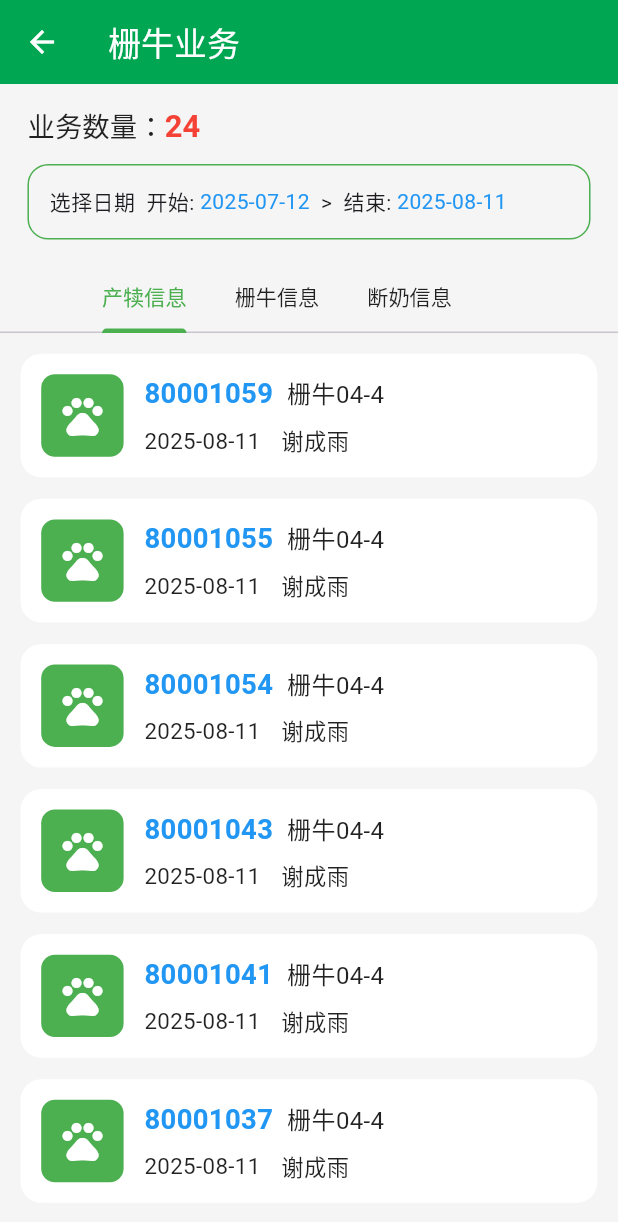
After one commit to JxJPu9bD/digital_ranch_app, a Flutter app: the CalfBusinessView screen opened by its route, on a phone screen of 412 x 824 dp. The commit adds this screen. Shown: the top 1222 px of the screen. Run offline on Flutter 3.47's test engine with Material 3 defaults, Android fonts, the phone set to English and light mode, and no system bars; our stand-ins replace flutter_screenutil, get, image_picker, webview_flutter.

Commit message:
feat(首页): 犊牛业务

```diff
--- /dev/null
+++ b/lib/app/modules/home/sub_pages/business/calf_business/calf_business_binding.dart
@@ -0,0 +1,9 @@
+import 'package:get/get.dart';
+import 'calf_business_controller.dart';
+
+class CalfBusinessBinding extends Bindings {
+  @override
+  void dependencies() {
+    Get.lazyPut<CalfBusinessController>(() => CalfBusinessController());
+  }
+}
--- /dev/null
+++ b/lib/app/modules/home/sub_pages/business/calf_business/calf_business_controller.dart
@@ -0,0 +1,82 @@
+import 'package:flutter/material.dart';
+import 'package:get/get.dart';
+
+class CalfBusinessController extends GetxController with GetSingleTickerProviderStateMixin {
+  late TabController tabController;
+
+  final totalCount = 0.obs;
+  final startDate = DateTime.now().subtract(const Duration(days: 30)).obs;
+  final endDate = DateTime.now().obs;
+  final isLoading = false.obs;
+
+  // 三个Tab的数据
+  final calvingInfoList = <Map<String, String>>[].obs; // 产犊信息
+  final calfInfoList = <Map<String, String>>[].obs; // 犊牛信息
+  final weaningInfoList = <Map<String, String>>[].obs; // 断奶信息
+
+  @override
+  void onInit() {
+    super.onInit();
+    tabController = TabController(length: 3, vsync: this);
+    loadAll();
+  }
+
+  @override
+  void onClose() {
+    tabController.dispose();
+    super.onClose();
+  }
+
+  Future<void> pickStartDate(BuildContext context) async {
+    final picked = await showDatePicker(
+      context: context,
+      initialDate: startDate.value,
+      firstDate: DateTime(2000),
+      lastDate: DateTime(2100),
+    );
+    if (picked != null) {
+      startDate.value = picked;
+      await loadAll();
+    }
+  }
+
+  Future<void> pickEndDate(BuildContext context) async {
+    final picked = await showDatePicker(
+      context: context,
+      initialDate: endDate.value,
+      firstDate: DateTime(2000),
+      lastDate: DateTime(2100),
+    );
+    if (picked != null) {
+      endDate.value = picked;
+      await loadAll();
+    }
+  }
+
+  String formatDate(DateTime d) =>
+      "${d.year.toString().padLeft(4, '0')}-${d.month.toString().padLeft(2, '0')}-${d.day.toString().padLeft(2, '0')}";
+
+  Future<void> loadAll() async {
+    if (isLoading.value) return;
+    isLoading.value = true;
+    try {
+      // TODO: 使用dio请求接口获取真实数据
+      final mock = List.generate(8, (i) => _mockItem(i));
+      calvingInfoList.value = mock;
+      calfInfoList.value = mock;
+      weaningInfoList.value = mock;
+      totalCount.value = mock.length * 3;
+    } finally {
+      isLoading.value = false;
+    }
+  }
+
+  Map<String, String> _mockItem(int i) => {
+        'earTag': ['80001059','80001055','80001054','80001043','80001041','80001037','80001033','80001021'][i % 8],
+        'group': '栅牛04-4',
+        'date': formatDate(DateTime.now()),
+        'operator': '谢成雨',
+      };
+
+  void goBack() => Get.back();
+}
--- /dev/null
+++ b/lib/app/modules/home/sub_pages/business/calf_business/calf_business_view.dart
@@ -0,0 +1,164 @@
+import 'package:flutter/material.dart';
+import 'package:get/get.dart';
+import 'package:flutter_screenutil/flutter_screenutil.dart';
+import 'calf_business_controller.dart';
+
+class CalfBusinessView extends GetView<CalfBusinessController> {
+  const CalfBusinessView({Key? key}) : super(key: key);
+
+  @override
+  Widget build(BuildContext context) {
+    return Scaffold(
+      appBar: AppBar(
+        title: const Text('栅牛业务'),
+        leading: IconButton(
+          icon: const Icon(Icons.arrow_back),
+          onPressed: controller.goBack,
+        ),
+      ),
+      body: Column(
+        children: [
+          _buildHeader(context),
+          _buildTabs(),
+          Expanded(child: _buildTabViews()),
+        ],
+      ),
+    );
+  }
+
+  Widget _buildHeader(BuildContext context) {
+    return Container(
+      padding: EdgeInsets.symmetric(horizontal: 16.w, vertical: 12.h),
+      child: Column(
+        crossAxisAlignment: CrossAxisAlignment.start,
+        children: [
+          Obx(() => RichText(
+                text: TextSpan(
+                  text: '业务数量：',
+                  style: TextStyle(color: Colors.black87, fontSize: 16.sp),
+                  children: [
+                    TextSpan(
+                      text: controller.totalCount.value.toString(),
+                      style: TextStyle(color: Colors.red, fontSize: 18.sp, fontWeight: FontWeight.bold),
+                    )
+                  ],
+                ),
+              )),
+          SizedBox(height: 10.h),
+          InkWell(
+            onTap: () async {
+              await controller.pickStartDate(context);
+              await controller.pickEndDate(context);
+            },
+            child: Container(
+              padding: EdgeInsets.all(12.w),
+              decoration: BoxDecoration(
+                border: Border.all(color: Colors.green),
+                borderRadius: BorderRadius.circular(12.r),
+              ),
+              child: Obx(() => Row(
+                    children: [
+                      const Text('选择日期  开始: '),
+                      Text(controller.formatDate(controller.startDate.value), style: const TextStyle(color: Colors.blue)),
+                      const Text('  >  结束: '),
+                      Text(controller.formatDate(controller.endDate.value), style: const TextStyle(color: Colors.blue)),
+                    ],
+                  )),
+            ),
+          ),
+        ],
+      ),
+    );
+  }
+
+  Widget _buildTabs() {
+    return TabBar(
+      controller: controller.tabController,
+      isScrollable: true,
+      tabs: const [
+        Tab(text: '产犊信息'),
+        Tab(text: '栅牛信息'),
+        Tab(text: '断奶信息'),
+      ],
+      labelColor: Colors.green,
+      unselectedLabelColor: Colors.black87,
+      indicatorColor: Colors.green,
+    );
+  }
+
+  Widget _buildTabViews() {
+    return TabBarView(
+      controller: controller.tabController,
+      children: [
+        _buildList(controller.calvingInfoList),
+        _buildList(controller.calfInfoList),
+        _buildList(controller.weaningInfoList),
+      ],
+    );
+  }
+
+  Widget _buildList(RxList<Map<String, String>> data) {
+    return Obx(() {
+      if (controller.isLoading.value && data.isEmpty) {
+        return const Center(child: CircularProgressIndicator());
+      }
+      if (data.isEmpty) {
+        return Center(
+          child: Text('暂无数据', style: TextStyle(color: Colors.grey, fontSize: 14.sp)),
+        );
+      }
+      return ListView.separated(
+        padding: EdgeInsets.all(12.w),
+        itemCount: data.length,
+        separatorBuilder: (_, __) => SizedBox(height: 12.h),
+        itemBuilder: (_, i) => _buildItem(data[i]),
+      );
+    });
+  }
+
+  Widget _buildItem(Map<String, String> item) {
+    return Container(
+      decoration: BoxDecoration(
+        color: Colors.white,
+        borderRadius: BorderRadius.circular(12.r),
+      ),
+      padding: EdgeInsets.all(12.w),
+      child: Row(
+        children: [
+          Container(
+            width: 48.w,
+            height: 48.w,
+            decoration: BoxDecoration(
+              color: Colors.green,
+              borderRadius: BorderRadius.circular(8.r),
+            ),
+            child: Icon(Icons.pets, color: Colors.white, size: 28.sp),
+          ),
+          SizedBox(width: 12.w),
+          Expanded(
+            child: Column(
+              crossAxisAlignment: CrossAxisAlignment.start,
+              children: [
+                Row(
+                  children: [
+                    Text(item['earTag'] ?? '', style: TextStyle(color: Colors.blue, fontSize: 16.sp, fontWeight: FontWeight.w700)),
+                    SizedBox(width: 8.w),
+                    Text(item['group'] ?? '', style: TextStyle(fontSize: 14.sp, color: Colors.black87)),
+                  ],
+                ),
+                SizedBox(height: 6.h),
+                Row(
+                  children: [
+                    Text(item['date'] ?? '', style: TextStyle(fontSize: 13.sp, color: Colors.black87)),
+                    SizedBox(width: 12.w),
+                    Text(item['operator'] ?? '', style: TextStyle(fontSize: 13.sp, color: Colors.black87)),
+                  ],
+                ),
+              ],
+            ),
+          )
+        ],
+      ),
+    );
+  }
+}
--- a/lib/app/routes/app_pages.dart
+++ b/lib/app/routes/app_pages.dart
@@ -103,6 +103,8 @@ import '../modules/home/sub_pages/business/breeding_business/breeding_business_b
 import '../modules/home/sub_pages/business/breeding_business/breeding_business_view.dart';
 import '../modules/home/sub_pages/business/disease_health/disease_health_binding.dart';
 import '../modules/home/sub_pages/business/disease_health/disease_health_view.dart';
+import '../modules/home/sub_pages/business/calf_business/calf_business_binding.dart';
+import '../modules/home/sub_pages/business/calf_business/calf_business_view.dart';
 
 part 'app_routes.dart';
 
@@ -155,6 +157,8 @@ abstract class AppPages {
     GetPage(name: Routes.HOME_BREEDING_BUSINESS, page: () => const BreedingBusinessView(), binding: BreedingBusinessBinding()),
     // 首页功能：业务 - 疾病健康
     GetPage(name: Routes.HOME_DISEASE_HEALTH, page: () => const DiseaseHealthView(), binding: DiseaseHealthBinding()),
+    // 首页功能：业务 - 犊牛业务
+    GetPage(name: Routes.HOME_CALF_BUSINESS, page: () => const CalfBusinessView(), binding: CalfBusinessBinding()),
 
     // 业务登记二级页面路由
     GetPage(
--- a/lib/app/routes/app_routes.dart
+++ b/lib/app/routes/app_routes.dart
@@ -37,6 +37,7 @@ abstract class Routes {
   // 首页功能：业务 - 繁育业务
   static const HOME_BREEDING_BUSINESS = '/home/business/breeding';
   static const HOME_DISEASE_HEALTH = '/home/business/disease-health';
+  static const HOME_CALF_BUSINESS = '/home/business/calf';
 
   // 业务登记等（已存在）
   static const BATCH_ENTRY = '/business-record/batch-entry';
```
